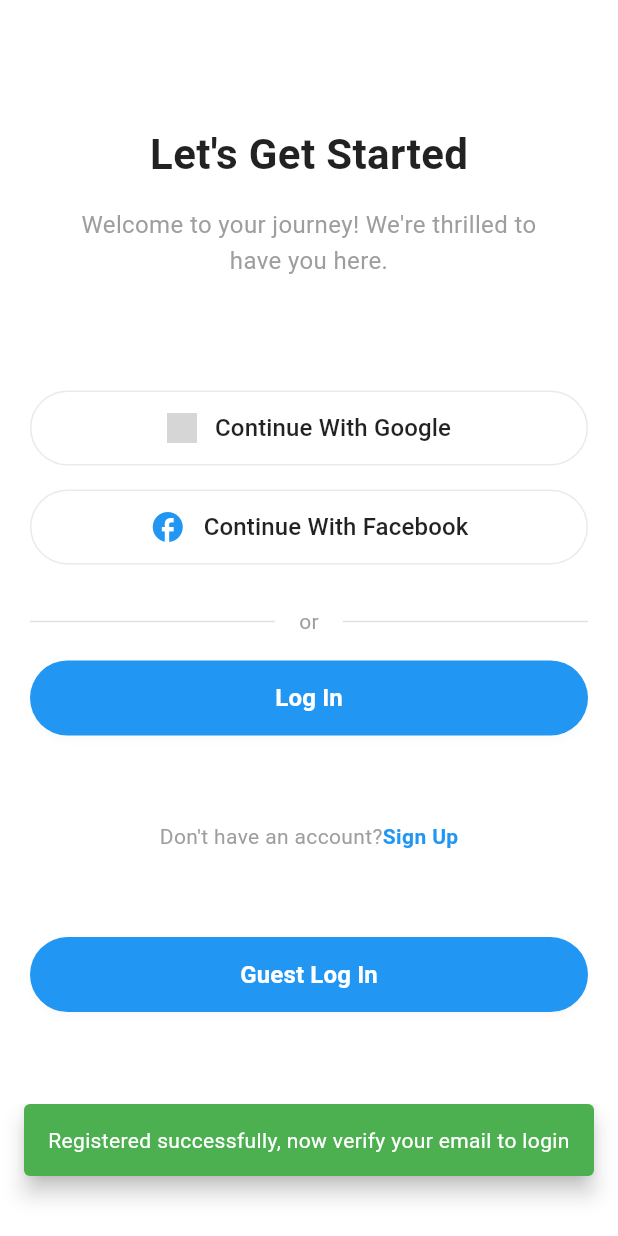
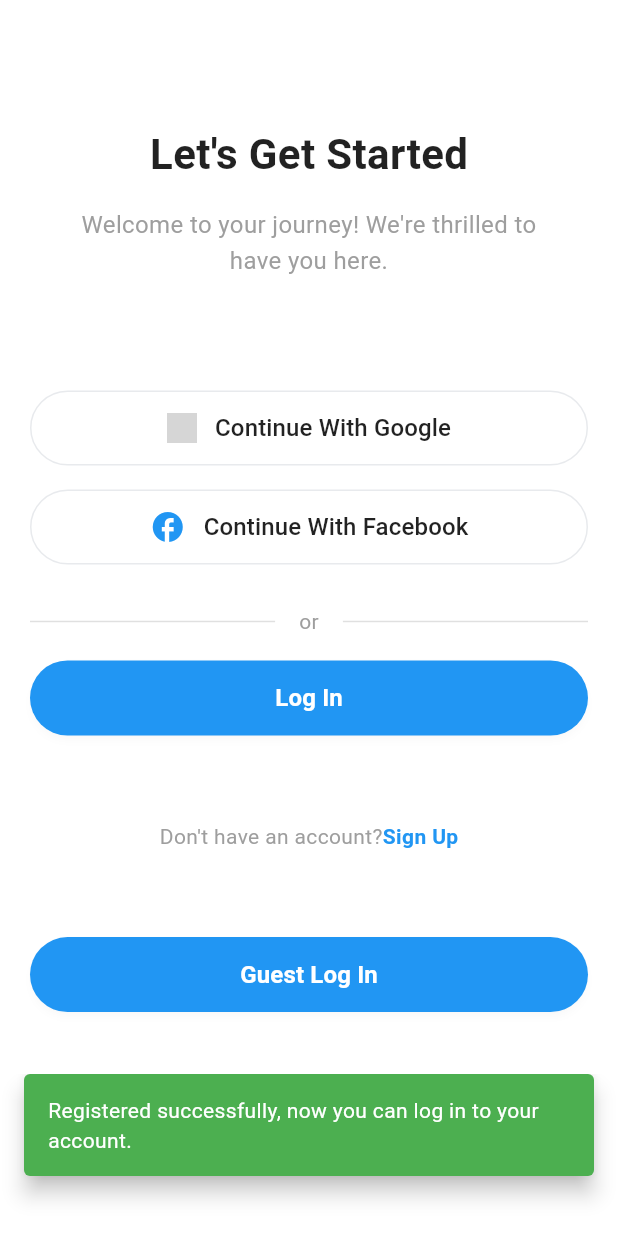
Before and after one commit to isislab-unisa/XRTourGuide, a Flutter app: the AuthFlowScreen screen opened directly, on a phone screen of 412 x 824 dp. Run offline on Flutter 3.47's test engine with Material 3 defaults, Android fonts, the phone set to English and light mode, and no system bars; our stand-ins replace camera, chewie, connectivity_plus, device_info_plus, dio, easy_localization and 11 more; missing offline and left inert: dart:ffi, dart:html, flutter_downloader, flutter_map_location_marker, flutter_map_pmtiles, markdown_widget and 3 more; accounts and stored records are empty; network calls fail; project files that could hold a hidden picture were left out; grey boxes are pictures that could not be loaded.

Commit message:
Release Closed Alpha

```diff
--- a/mobile/assets/translations/en-US.json
+++ b/mobile/assets/translations/en-US.json
@@ -1,6 +1,6 @@
 {
     "app_name": "XR Tour Guide",
-    "register_success_message": "Registered successfully, now verify your email to login",
+    "register_success_message": "Registered successfully, now you can log in to your account.",
     "onboarding_title": "Let's Get Started",
     "onboarding_subtitle": "Welcome to your journey! We're thrilled to have you here.",
     "google_log": "Continue With Google",
--- a/mobile/assets/translations/it-IT.json
+++ b/mobile/assets/translations/it-IT.json
@@ -1,6 +1,6 @@
 {
     "app_name": "XR Tour Guide",
-    "register_success_message": "Registrato con successo, ora verifica la tua email per accedere",
+    "register_success_message": "Registrato con successo! Ora puoi accedere al tuo account.",
     "onboarding_title": "Iniziamo",
     "onboarding_subtitle": "Benvenuto nel tuo viaggio! Siamo felici di averti qui.",
     "google_log": "Continua con Google",
--- a/mobile/lib/home_screen.dart
+++ b/mobile/lib/home_screen.dart
@@ -121,6 +121,7 @@ class _TravelExplorerScreenState extends ConsumerState<TravelExplorerScreen>
     _updateConnectionStatus(
       forceReload: false,
     ); // Non forzare il reload, controlla solo connessione
+    _loadOfflineTours();
     super.didPopNext();
   }
 
@@ -182,7 +183,7 @@ class _TravelExplorerScreenState extends ConsumerState<TravelExplorerScreen>
   }
 
   Future<void> _loadOfflineTours() async {
-    if (mounted) setState(() => _isLoadingOfflineTours = true);
+    if (_offlineTours.isEmpty && mounted) setState(() => _isLoadingOfflineTours = true);
     try {
       final tours = await _offlineService.getOfflineTours();
       if (mounted) setState(() => _offlineTours = tours);
--- a/mobile/lib/services/api_service.dart
+++ b/mobile/lib/services/api_service.dart
@@ -26,10 +26,10 @@ class ApiService {
   '/stream_minio_resource/'
   ];
 
-  static String basicUrl = 'http://';
+  static String basicUrl = 'https://';
   // static const String basicUrl = 'http://172.16.15.145:80';
 
-  static const String centralizedUrl = 'http://172.16.15.145:8002';
+  static const String centralizedUrl = 'http://xrtourguide.di.unisa.it:8002';
 
 
   ApiService(this.ref) : _dio = Dio(BaseOptions(baseUrl: centralizedUrl)) {
```
Also changed, not shown: mobile/lib/review_list.dart (+6 -1 lines), mobile/lib/services/tour_service.dart (+15 -6 lines), mobile/lib/user_details.dart (+6 -2 lines), mobile/lib/user_settings.dart (+5 -5 lines).
